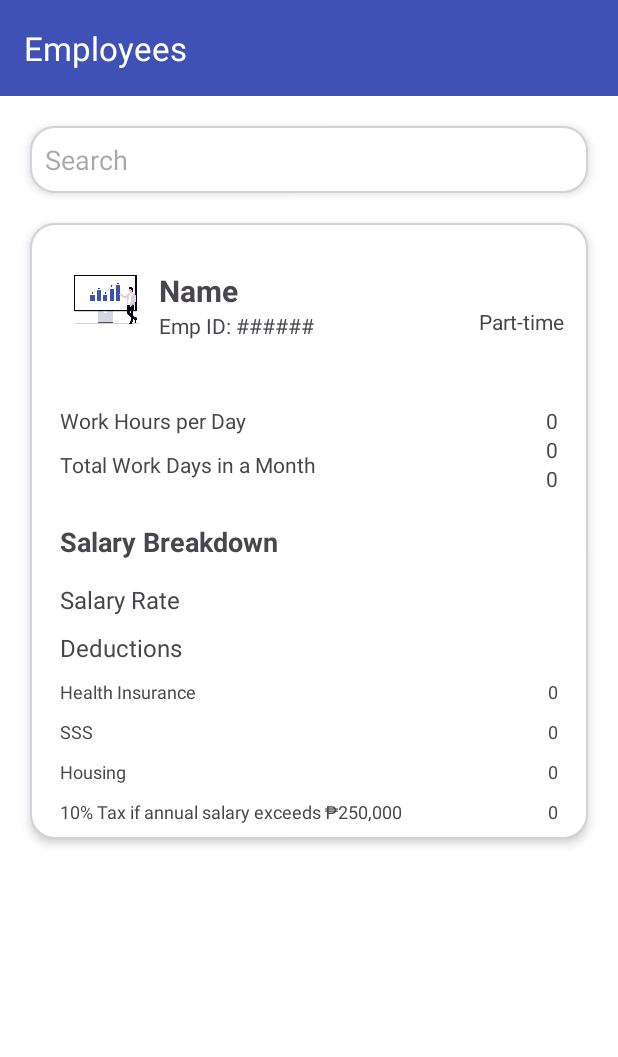
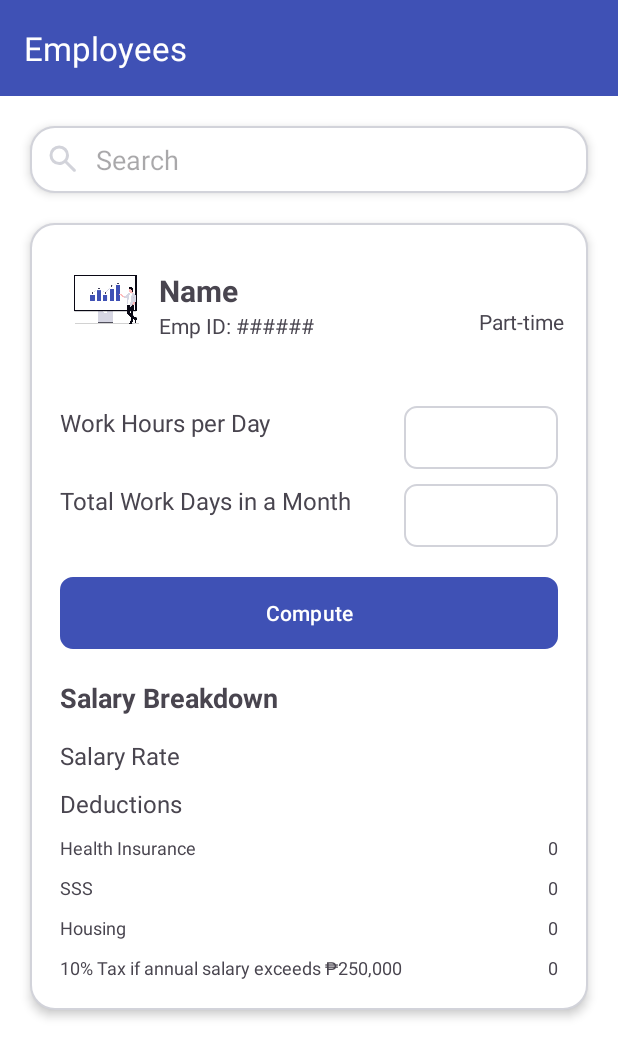
Before and after one commit to keybtsta/payroll, an Android app: the layout fragment_payroll.xml on its own in the app's theme, with its tools: preview values and no code run, on a phone screen of 412 x 824 dp. Shown: the top 1057 px of the screen. Run offline under Robolectric (Android 15) with nearby library versions, the phone set to English and light mode, and no system bars.

Commit message:
fragment_payroll.xml ui

```diff
--- a/app/src/main/res/layout/fragment_payroll.xml
+++ b/app/src/main/res/layout/fragment_payroll.xml
@@ -30,6 +30,9 @@
         android:ems="10"
         android:inputType="text"
         android:background="@drawable/edit_text"
+        android:drawableLeft="@drawable/search_24px"
+        android:drawablePadding="10dp"
+        android:drawableTint="@color/grey"
         android:padding="10dp"
         android:elevation="4dp"
         android:hint="Search" />
@@ -37,11 +40,12 @@
     <LinearLayout
         android:layout_width="match_parent"
         android:layout_height="wrap_content"
-        android:background="@drawable/edit_text"
-        android:elevation="4dp"
+        android:layout_gravity="right"
         android:layout_marginLeft="20dp"
         android:layout_marginTop="20dp"
         android:layout_marginRight="20dp"
+        android:background="@drawable/edit_text"
+        android:elevation="4dp"
         android:orientation="vertical">
 
         <LinearLayout
@@ -111,7 +115,7 @@
             android:padding="20dp">
 
             <LinearLayout
-                android:layout_width="wrap_content"
+                android:layout_width="229dp"
                 android:layout_height="match_parent"
                 android:orientation="vertical">
 
@@ -119,13 +123,15 @@
                     android:id="@+id/textView62343"
                     android:layout_width="match_parent"
                     android:layout_height="wrap_content"
+                    android:textSize="16sp"
                     android:text="Work Hours per Day" />
 
                 <TextView
                     android:id="@+id/textView7"
                     android:layout_width="match_parent"
                     android:layout_height="wrap_content"
-                    android:layout_marginTop="10dp"
+                    android:layout_marginTop="30dp"
+                    android:textSize="16sp"
                     android:text="Total Work Days in a Month " />
 
             </LinearLayout>
@@ -135,29 +141,27 @@
                 android:layout_height="match_parent"
                 android:orientation="vertical">
 
-                <TextView
-                    android:id="@+id/textView6"
+                <EditText
+                    android:id="@+id/editTextText"
                     android:layout_width="match_parent"
                     android:layout_height="wrap_content"
                     android:layout_weight="1"
-                    android:text="0"
-                    android:textAlignment="textEnd" />
+                    android:padding="10dp"
+                    android:background="@drawable/edit_text_1"
+                    android:textSize="16sp"
+                    android:inputType="number" />
 
-                <TextView
-                    android:id="@+id/textView646"
+                <EditText
+                    android:id="@+id/editTextText2"
                     android:layout_width="match_parent"
                     android:layout_height="wrap_content"
+                    android:layout_marginTop="10dp"
+                    android:padding="10dp"
                     android:layout_weight="1"
-                    android:text="0"
-                    android:textAlignment="textEnd" />
+                    android:background="@drawable/edit_text_1"
+                    android:textSize="16sp"
+                    android:inputType="number" />
 
-                <TextView
-                    android:id="@+id/textView346"
-                    android:layout_width="match_parent"
-                    android:layout_height="wrap_content"
-                    android:layout_weight="1"
-                    android:text="0"
-                    android:textAlignment="textEnd" />
             </LinearLayout>
 
         </LinearLayout>
@@ -165,8 +169,26 @@
         <LinearLayout
             android:layout_width="match_parent"
             android:layout_height="match_parent"
+            android:layout_marginLeft="20dp"
+            android:layout_marginRight="20dp"
+            android:layout_marginBottom="20dp"
+            android:gravity="end"
+            android:orientation="vertical">
+
+            <Button
+                android:id="@+id/btnCompute"
+                android:layout_width="match_parent"
+                android:layout_height="wrap_content"
+                android:background="@drawable/edit_text_1"
+                android:text="Compute" />
+        </LinearLayout>
+
+        <LinearLayout
+            android:layout_width="match_parent"
+            android:layout_height="match_parent"
             android:layout_weight="1"
-            android:orientation="vertical">
+            android:orientation="vertical"
+            android:visibility="visible">
 
             <TextView
                 android:id="@+id/textView113"
@@ -248,6 +270,7 @@
                     android:layout_width="match_parent"
                     android:layout_height="match_parent"
                     android:layout_marginRight="20dp"
+                    android:layout_marginBottom="20dp"
                     android:orientation="vertical">
 
                     <TextView
@@ -256,34 +279,34 @@
                         android:layout_height="wrap_content"
                         android:layout_marginBottom="10dp"
                         android:text="0"
-                        android:textSize="12dp"
-                        android:textAlignment="textEnd" />
+                        android:textAlignment="textEnd"
+                        android:textSize="12dp" />
 
                     <TextView
                         android:id="@+id/textView17"
                         android:layout_width="match_parent"
                         android:layout_height="wrap_content"
+                        android:layout_marginBottom="10dp"
                         android:text="0"
-                        android:textSize="12dp"
-                        android:layout_marginBottom="10dp"
-                        android:textAlignment="textEnd" />
+                        android:textAlignment="textEnd"
+                        android:textSize="12dp" />
 
                     <TextView
                         android:id="@+id/textView18"
                         android:layout_width="match_parent"
                         android:layout_height="wrap_content"
+                        android:layout_marginBottom="10dp"
                         android:text="0"
-                        android:textSize="12dp"
-                        android:layout_marginBottom="10dp"
-                        android:textAlignment="textEnd" />
+                        android:textAlignment="textEnd"
+                        android:textSize="12dp" />
 
                     <TextView
                         android:id="@+id/textView204"
                         android:layout_width="match_parent"
                         android:layout_height="wrap_content"
                         android:text="0"
-                        android:textSize="12dp"
-                        android:textAlignment="textEnd" />
+                        android:textAlignment="textEnd"
+                        android:textSize="12dp" />
 
                 </LinearLayout>
             </LinearLayout>
```
